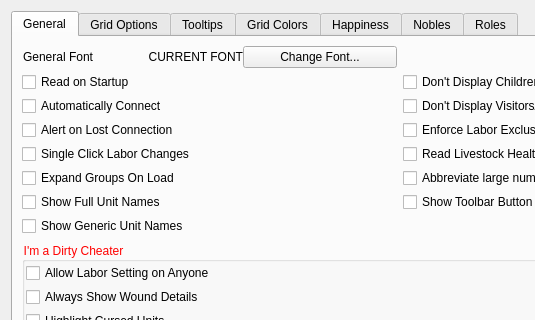
Old version of the form ui/optionsmenu.ui in the repository Dwarf-Therapist/Dwarf-Therapist; both pictures show x 0 to 535 and y 0 to 320 of the 717 by 540 pixel window.
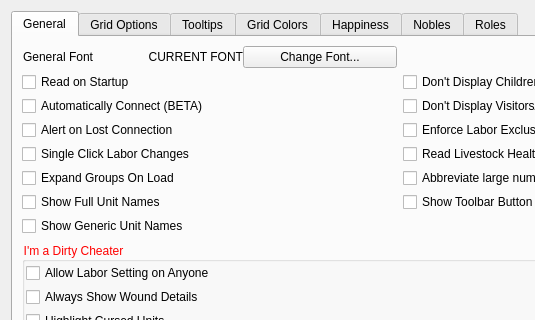
New version of the form. Icons and pictures are not drawn.

Commit message:
fix option status tip, auto-connect beta
- currently it's still possible for DT to read DF before it's completely
loaded. until there's a way to verify that the game is loaded, indicate
that this is a BETA feature in the options

```diff
--- a/ui/optionsmenu.ui
+++ b/ui/optionsmenu.ui
@@ -286,7 +286,7 @@
             <string>When checked, automatically attempts to reconnect to Dwarf Fortress when disconnected.</string>
            </property>
            <property name="text">
-            <string>Automatically Connect</string>
+            <string>Automatically Connect (BETA)</string>
            </property>
           </widget>
          </item>
```
The commit also changes 1 other file.
